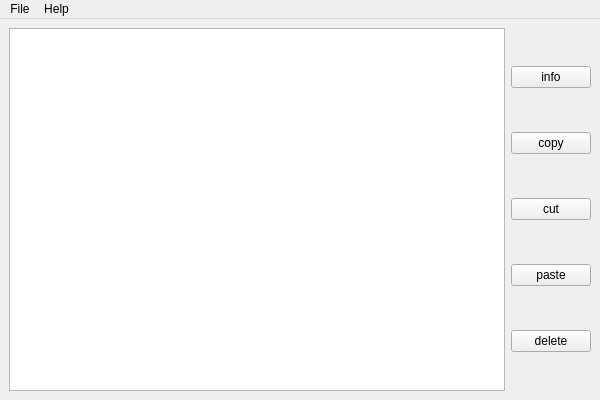
This is main_window_disigne.ui in Vladimir-Chernousov/IiVT-FM as Qt 5 draws it before an edit. The edited form follows.
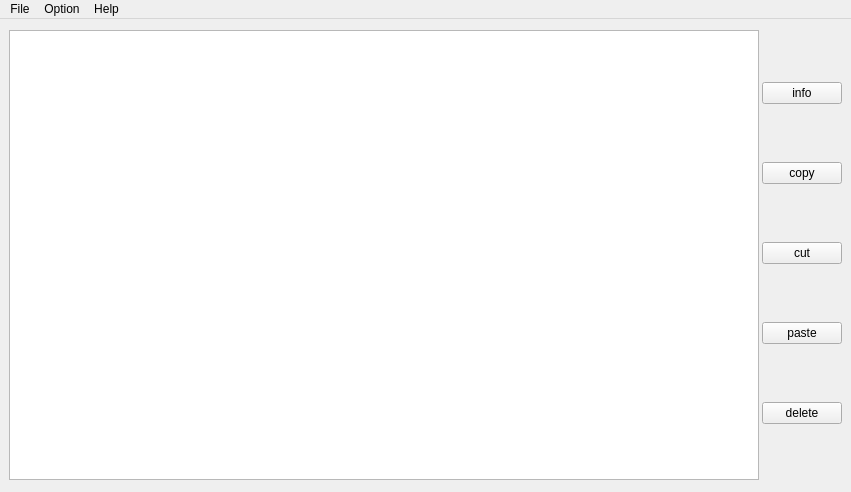
This is the edited form.

Commit message: review cod and update GUI

What changed in the file:
```diff
--- a/main_window_disigne.ui
+++ b/main_window_disigne.ui
@@ -6,8 +6,8 @@
    <rect>
     <x>0</x>
     <y>0</y>
-    <width>600</width>
-    <height>400</height>
+    <width>851</width>
+    <height>492</height>
    </rect>
   </property>
   <property name="minimumSize">
@@ -36,7 +36,20 @@
     <item row="0" column="0">
      <layout class="QHBoxLayout" name="horizontalLayout">
       <item>
-       <widget class="QTreeView" name="tree"/>
+       <widget class="QTreeView" name="tree">
+        <property name="minimumSize">
+         <size>
+          <width>750</width>
+          <height>450</height>
+         </size>
+        </property>
+        <property name="maximumSize">
+         <size>
+          <width>750</width>
+          <height>450</height>
+         </size>
+        </property>
+       </widget>
       </item>
       <item>
        <layout class="QVBoxLayout" name="verticalLayout">
@@ -86,7 +99,7 @@
     <rect>
      <x>0</x>
      <y>0</y>
-     <width>600</width>
+     <width>851</width>
      <height>21</height>
     </rect>
    </property>
@@ -106,7 +119,15 @@
     </property>
     <addaction name="actionAbout_FileManager"/>
    </widget>
+   <widget class="QMenu" name="menuOption">
+    <property name="title">
+     <string>Option</string>
+    </property>
+    <addaction name="action"/>
+    <addaction name="action_2"/>
+   </widget>
    <addaction name="menuFile"/>
+   <addaction name="menuOption"/>
    <addaction name="menuHelp"/>
   </widget>
   <action name="actioninfo">
```
Left out of the diff: 12 changed lines with no effect on the pictures. The commit also changes 2 other files.
